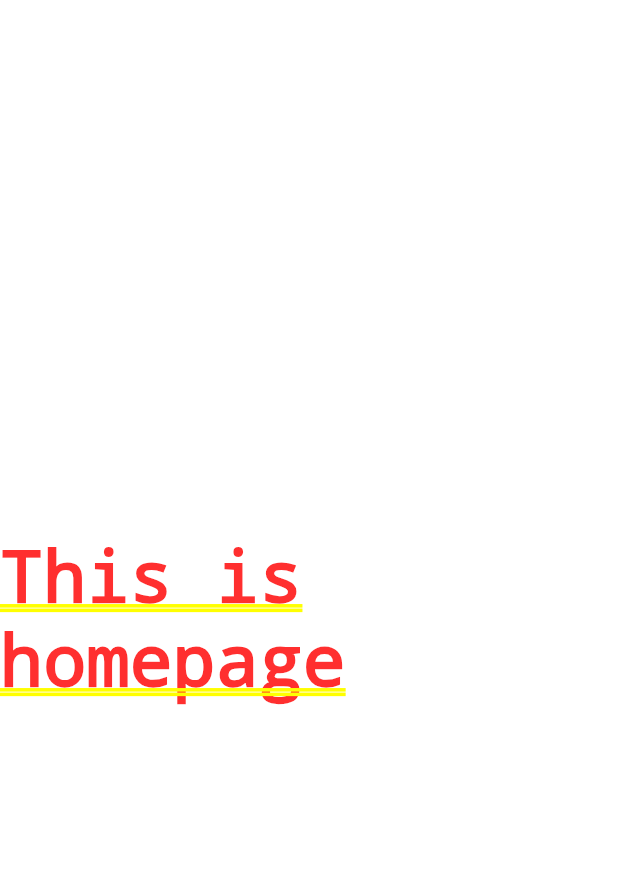
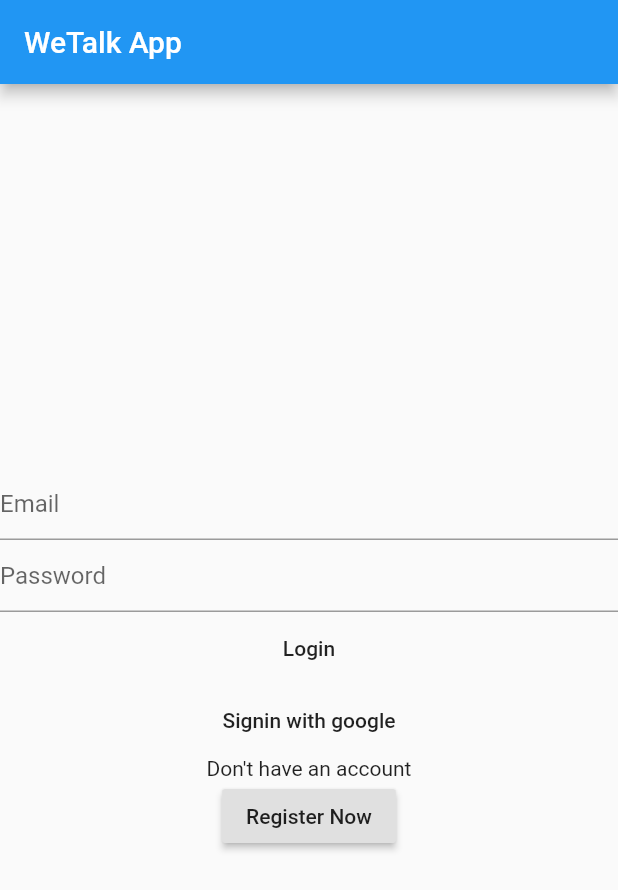
Before and after one commit to Bellicose-YB/WeTalk, a Flutter app: the screen it shows after launch, on a phone screen of 412 x 824 dp. Shown: the top 890 px of the screen. Run offline on Flutter 3.47's test engine with Material 2 defaults, Android fonts, the phone set to English and light mode, and no system bars; our stand-ins replace connectivity, firebase_auth; accounts and stored records are empty.

Commit message:
login and register initial commit

```diff
--- /dev/null
+++ b/lib/Screens/login.dart
@@ -0,0 +1,86 @@
+import 'package:flutter/material.dart';
+import 'package:WeTalk/backend/functions.dart';
+import 'package:WeTalk/backend/services.dart';
+
+class Loginpage extends StatefulWidget {
+  final Function toggle;
+
+  Loginpage(this.toggle);
+
+  @override
+  _LoginpageState createState() => _LoginpageState();
+}
+
+class _LoginpageState extends State<Loginpage> {
+  var _formkey = GlobalKey<FormState>();
+  bool isloading = false;
+  Authmethods authmethods = Authmethods();
+
+  TextEditingController email = TextEditingController();
+  TextEditingController password = TextEditingController();
+  login() {
+    if (_formkey.currentState.validate()) {
+      setState(() {
+        isloading = true;
+      });
+      authmethods.login(email.text, password.text).then((value) {
+        Navigator.of(context)
+            .pushNamedAndRemoveUntil('/home', (route) => false);
+      });
+    }
+  }
+
+  @override
+  Widget build(BuildContext context) {
+    return Scaffold(
+      appBar: AppBar(
+        title: Text('WeTalk App'),
+      ),
+      body: Column(
+        mainAxisAlignment: MainAxisAlignment.center,
+        children: [
+          Form(
+            key: _formkey,
+            child: Column(
+              children: [
+                TextFormField(
+                  controller: email,
+                  validator: Functions().validateEmail,
+                  keyboardType: TextInputType.emailAddress,
+                  decoration: InputDecoration(hintText: "Email"),
+                ),
+                TextFormField(
+                  controller: password,
+                  obscureText: true,
+                  validator: (String value) {
+                    if (value.isEmpty) {
+                      return 'Please enter Password';
+                    }
+                    return null;
+                  },
+                  keyboardType: TextInputType.emailAddress,
+                  decoration: InputDecoration(hintText: "Password"),
+                ),
+                FlatButton(
+                    onPressed: () {
+                      login();
+                    },
+                    child: Text('Login')),
+                FlatButton(onPressed: () {}, child: Text('Signin with google')),
+                Text("Don't have an account"),
+                RaisedButton(
+                  onPressed: () {
+                    setState(() {
+                      widget.toggle();
+                    });
+                  },
+                  child: Text('Register Now'),
+                )
+              ],
+            ),
+          )
+        ],
+      ),
+    );
+  }
+}
--- /dev/null
+++ b/lib/backend/functions.dart
@@ -0,0 +1,20 @@
+class Functions {
+  String validateEmail(String value) {
+    if (value.isEmpty) {
+      return "Enter email address";
+    }
+    String p = "[a-zA-Z0-9\+\.\_\%\-\+]{1,256}" +
+        "\\@" +
+        "[a-zA-Z0-9][a-zA-Z0-9\\-]{0,64}" +
+        "(" +
+        "\\." +
+        "[a-zA-Z0-9][a-zA-Z0-9\\-]{0,25}" +
+        ")+";
+    RegExp regExp = new RegExp(p);
+
+    if (regExp.hasMatch(value)) {
+      return null;
+    }
+    return 'Email is not valid';
+  }
+}
--- /dev/null
+++ b/lib/backend/services.dart
@@ -0,0 +1,52 @@
+import 'package:firebase_auth/firebase_auth.dart';
+
+class Authmethods {
+  final FirebaseAuth _auth = FirebaseAuth.instance;
+
+  User _userfromFirebase(FirebaseUser user) {
+    return user != null ? User(id: user.uid) : null;
+  }
+
+  Future login(String email, String password) async {
+    try {
+      AuthResult result = await _auth.signInWithEmailAndPassword(
+          email: email, password: password);
+      FirebaseUser firebaseuser = result.user;
+      return _userfromFirebase(firebaseuser);
+    } catch (e) {
+      print(e.toString());
+    }
+  }
+
+  Future signup(String email, String password) async {
+    try {
+      AuthResult result = await _auth.createUserWithEmailAndPassword(
+          email: email, password: password);
+      FirebaseUser firebaseuser = result.user;
+      return _userfromFirebase(firebaseuser);
+    } catch (e) {
+      print(e.toString());
+    }
+  }
+
+  Future resetpassword(String email) async {
+    try {
+      return await _auth.sendPasswordResetEmail(email: email);
+    } catch (e) {
+      print(e.toString());
+    }
+  }
+
+  Future signout() async {
+    try {
+      return await _auth.signOut();
+    } catch (e) {
+      print(e.toString());
+    }
+  }
+}
+
+class User {
+  String id;
+  User({this.id});
+}
--- a/lib/main.dart
+++ b/lib/main.dart
@@ -1,4 +1,9 @@
 import 'package:flutter/material.dart';
+import 'package:connectivity/connectivity.dart';
+import 'package:WeTalk/widgets/widgets.dart';
+import 'package:WeTalk/Screens/home.dart';
+import 'package:WeTalk/Screens/login.dart';
+import 'package:WeTalk/Screens/signin.dart';
 
 void main() => runApp(MyApp());
 
@@ -7,12 +12,67 @@ class MyApp extends StatelessWidget {
   Widget build(BuildContext context) {
     return MaterialApp(
       title: 'WeTalk',
+      debugShowCheckedModeBanner: false,
       theme: ThemeData(
         primarySwatch: Colors.blue,
       ),
-      home: Center(
-        child: Text('This is homepage'),
-      ),
+      routes: <String, WidgetBuilder>{
+        '/home': (BuildContext context) => HomeScreen(),
+      },
+      home: Connectionmain(),
     );
   }
 }
+
+class Connectionmain extends StatefulWidget {
+  Connectionmain({Key key}) : super(key: key);
+
+  @override
+  _ConnectionmainState createState() => _ConnectionmainState();
+}
+
+class _ConnectionmainState extends State<Connectionmain> {
+  bool _isonline;
+  bool startpage = true;
+
+  void toggle() {
+    setState(() {
+      startpage = !startpage;
+    });
+  }
+
+  @override
+  void initState() {
+    _checkconnection();
+    super.initState();
+  }
+
+  @override
+  Widget build(BuildContext context) {
+    return this._isonline == null
+        ? Scaffold(
+            body: Center(
+              child: CircularProgressIndicator(),
+            ),
+          )
+        : (this._isonline
+            ? Scaffold(
+                body: startpage ? Loginpage(toggle) : Signin(toggle),
+              )
+            : Widgets().connectionerror());
+  }
+
+  void _checkconnection() async {
+    var result = await Connectivity().checkConnectivity();
+    if (result == ConnectivityResult.mobile ||
+        result == ConnectivityResult.wifi) {
+      setState(() {
+        this._isonline = true;
+      });
+    } else {
+      setState(() {
+        this._isonline = false;
+      });
+    }
+  }
+}
--- a/pubspec.yaml
+++ b/pubspec.yaml
@@ -30,7 +30,8 @@ dependencies:
   cupertino_icons: ^0.1.3
   firebase_auth: ^0.14.0+5
   google_sign_in: ^4.0.7
-
+  connectivity: ^0.4.3+2
+  shared_preferences: ^0.5.6+3
 
 dev_dependencies:
   flutter_test:
```
Also changed, not shown: lib/Screens/home.dart (added, +20 -0 lines), lib/Screens/signin.dart (added, +104 -0 lines), lib/widgets/widgets.dart (added, +11 -0 lines), pubspec.lock.
